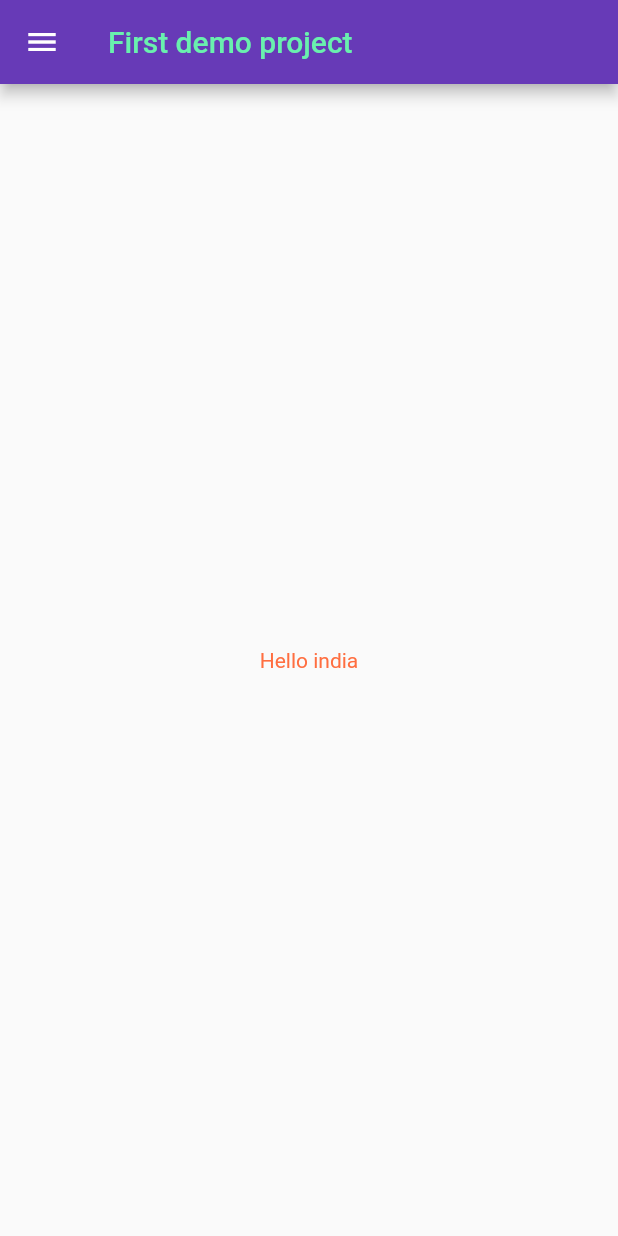
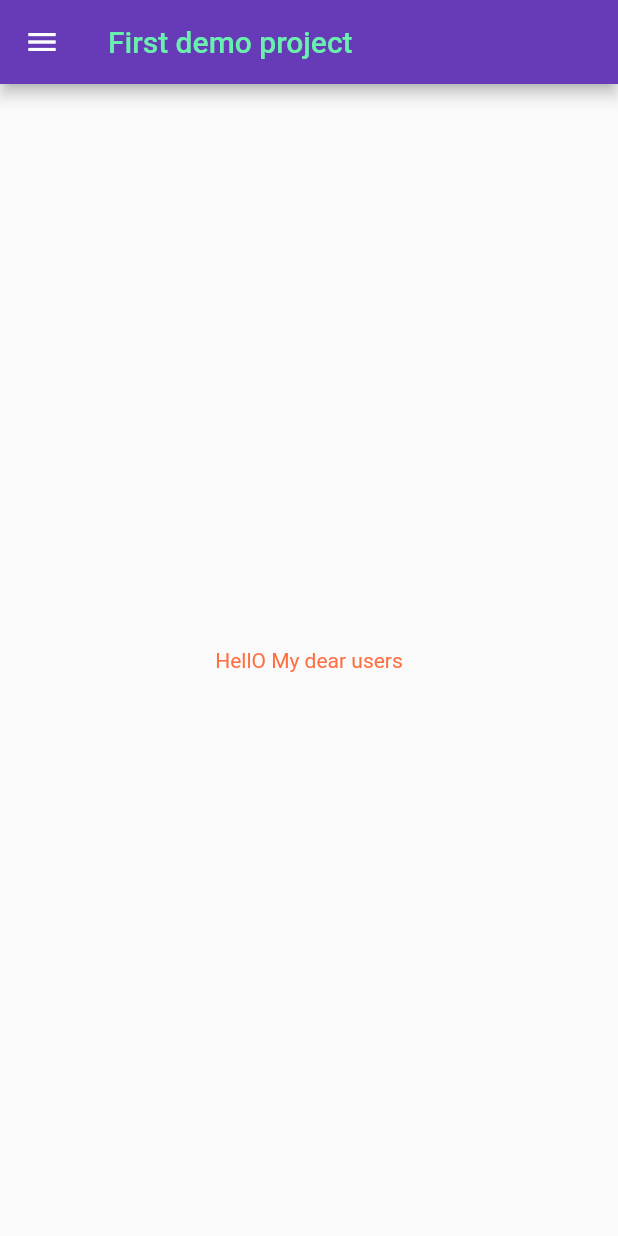
Before and after one commit to Maliajay153/FlutterLearning, a Flutter app: the screen it shows after launch, after a tap on "Login", on a phone screen of 412 x 824 dp. Run offline on Flutter 3.47's test engine with Material 2 defaults, Android fonts, the phone set to English and light mode, and no system bars.

Commit message:
singin page with signup button build

```diff
--- a/lib/pages/HomePage.dart
+++ b/lib/pages/HomePage.dart
@@ -12,7 +12,7 @@ class HomePage extends StatelessWidget {
     ),
       body: Center(
         child: Container(
-          child: Text("Hello india",style: TextStyle(color: Colors.deepOrangeAccent)),
+          child: Text("HellO My dear users",style: TextStyle(color: Colors.deepOrangeAccent)),
         ),
       ),
 
@@ -34,6 +34,9 @@ class HomePage extends StatelessWidget {
               )
 
             ),
+            Container(height: 80,width: 350,color: Colors.green,
+            child: Text("hello everyone my name is mali ajay",style: TextStyle(fontSize: 16),),),
+            Container(height: 80,width: 350,color: Colors.red,)
           ],
         ),
 
--- a/lib/pages/Login_page.dart
+++ b/lib/pages/Login_page.dart
@@ -12,8 +12,10 @@ class  Login_page extends StatefulWidget {
 class _Login_pageState extends State<Login_page> {
   @override
   String name = "";
+  bool changeButton = false;
   Widget build(BuildContext context) {
       return MaterialApp(
+        debugShowCheckedModeBanner: false,
       home: Material(
         color: Colors.grey,
         child: SingleChildScrollView(
@@ -29,7 +31,6 @@ class _Login_pageState extends State<Login_page> {
                 child: Column(
                   children : [
                     TextFormField(
-                      obscureText: true,
                       decoration: InputDecoration(
                           label: Text(
                         "Enter Username",
@@ -52,21 +53,39 @@ class _Login_pageState extends State<Login_page> {
                     ),
                     SizedBox(height: 15),
                     ElevatedButton(
-
+                      clipBehavior: Clip.hardEdge,
                       style: TextButton.styleFrom(
                           shape: RoundedRectangleBorder(side: BorderSide(style:BorderStyle.solid,color: Colors.deepPurple)),
                           minimumSize: Size(120, 45),backgroundColor: Colors.amber),
                         onPressed: () {
-                           // Navigator.pushNamed(context, "/HomePage");
                           Navigator.pushNamed(context, "/HomePage");
                         },
                       child: Text("Login",
                       style:TextStyle(color : Colors.deepPurple,fontSize: 20),)),
                     SizedBox(height: 15,),
-                    Container(height: 45,width: 200,color: Colors.deepPurple,
-                          child: Center(
-                              child: Text("Sigh Up",style: TextStyle(fontSize: 30),)),
-                    )
+                    InkWell(
+                      onTap: () async {
+                        setState(() {
+                          if(changeButton == true)
+                            changeButton = false;
+                          else
+                            changeButton = true;
+                        });
+                        await Future.delayed(Duration(seconds : 1));
+                        Navigator.pushNamed(context, "/HomePage");
+                      },
+
+                      child : AnimatedContainer(height: 45,width: 150,
+                              alignment: Alignment.center,
+                              child: Text("Sigh Up",style: TextStyle(fontSize: 30),),
+                      decoration: BoxDecoration(borderRadius: BorderRadius.circular(6),
+                      color: changeButton? Colors.deepPurple:Colors.green,
+                        ), duration: Duration(seconds: 1),
+                      ),
+                    ),
+                    SizedBox(height: 100,),
+                    SizedBox(height: 100,
+                    child: Text("Have a nice day $name",style: TextStyle(fontSize:28,color: changeButton ?Colors.deepPurple:Colors.blue),),)
 
                    ],
                 ),
--- /dev/null
+++ b/lib/pages/Sign_upPage.dart
@@ -0,0 +1,13 @@
+import 'package:flutter/material.dart';
+
+class Sign_upPage extends StatelessWidget {
+  const Sign_upPage({Key? key}) : super(key: key);
+
+  @override
+  Widget build(BuildContext context) {
+    return MaterialApp(
+      debugShowCheckedModeBanner: false,
+
+    );
+  }
+}
```
